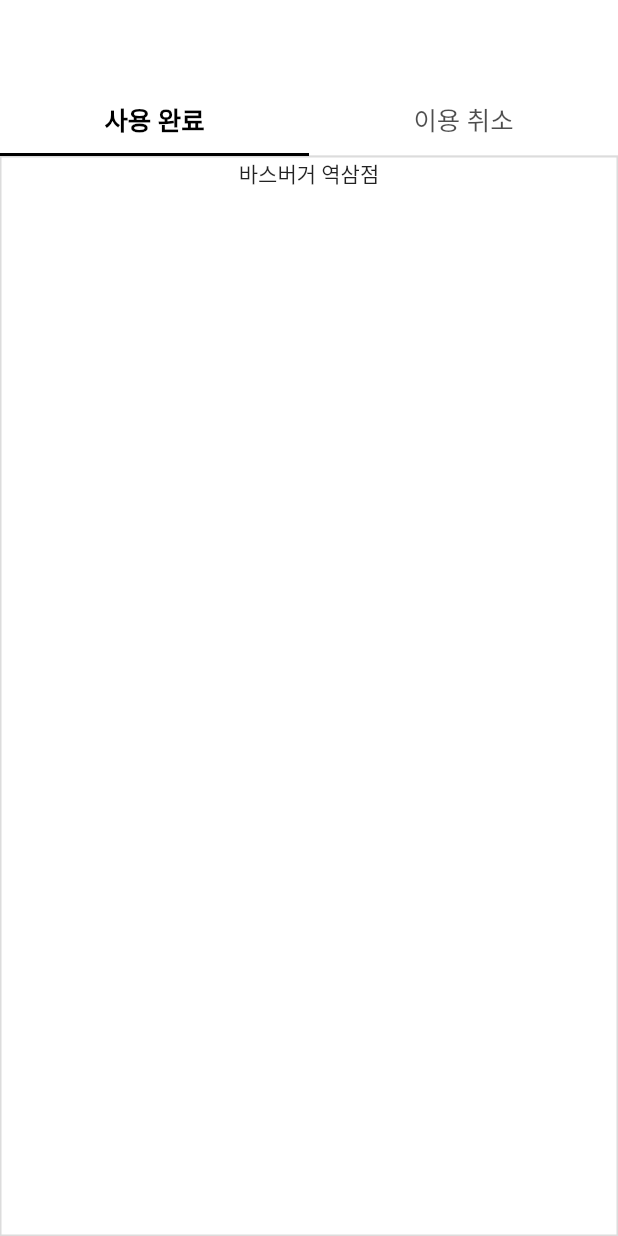
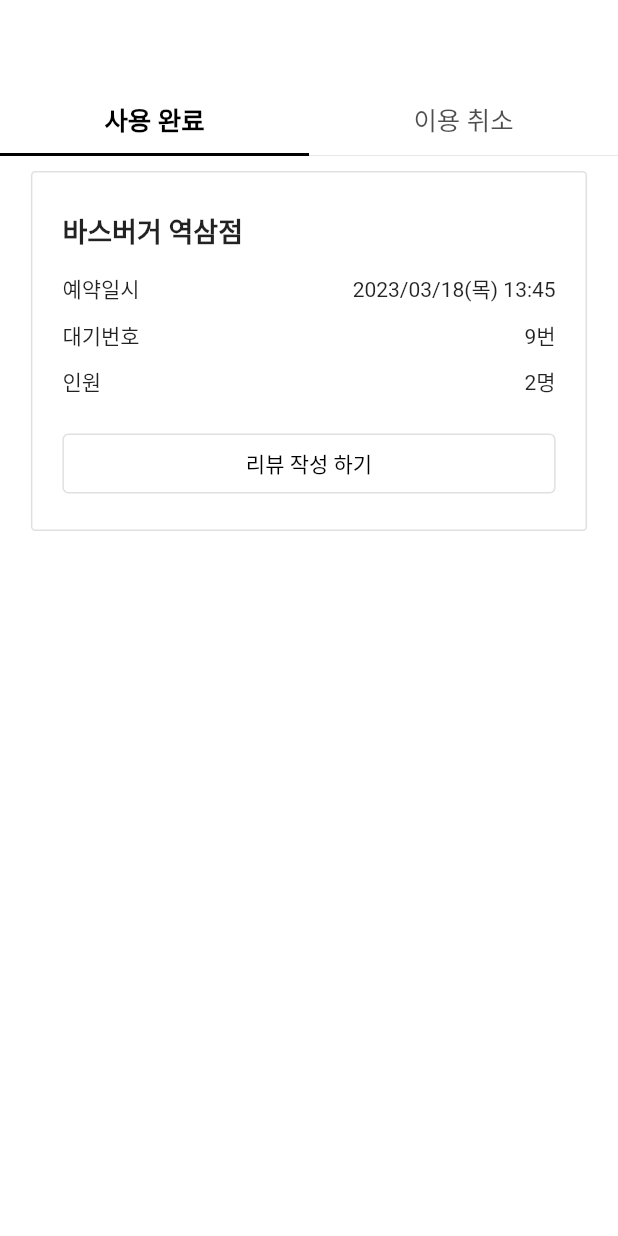
Before and after one commit to SuhyungK/Simollu, a Flutter app: the WaitingRecord screen opened directly, on a phone screen of 412 x 824 dp. Run offline on Flutter 3.47's test engine with Material 2 defaults, Android fonts, the phone set to English and light mode, and no system bars; our stand-ins replace flutter_svg, get.

Commit message:
[FE] feat: 웨이팅 기록 페이지 구현 완료

```diff
--- a/simollu_front/lib/views/waiting_record.dart
+++ b/simollu_front/lib/views/waiting_record.dart
@@ -1,4 +1,5 @@
 import 'package:flutter/material.dart';
+import 'package:simollu_front/widgets/waiting_record_card.dart';
 
 class WaitingRecord extends StatelessWidget {
   const WaitingRecord({Key? key}) : super(key: key);
@@ -46,22 +47,13 @@ class WaitingRecord extends StatelessWidget {
           backgroundColor: Colors.white,
           body: TabBarView(
             children: [
-              Container(
-                width: 100,
-                height: 100,
-                decoration: BoxDecoration(
-                  border: Border.all(
-                    color: Color(0xffc4c4c4).withOpacity(0.6),
-                  ),
-                ),
-                child: Column(
-                  children: [
-                    Text('바스버거 역삼점'),
-                  ],
-                ),
-              )
+              Column(
+                children: [
+                  WaitingRecordcard(),
+                ],
+              ),
             ],
-          ),
+          )
         )
     );
   }
--- /dev/null
+++ b/simollu_front/lib/widgets/waiting_record_card.dart
@@ -0,0 +1,74 @@
+import 'package:flutter/material.dart';
+
+class WaitingRecordcard extends StatefulWidget {
+  const WaitingRecordcard({Key? key}) : super(key: key);
+
+  @override
+  State<WaitingRecordcard> createState() => _WaitingRecordcardState();
+}
+
+class _WaitingRecordcardState extends State<WaitingRecordcard> {
+  @override
+  Widget build(BuildContext context) {
+    return Container(
+      padding: EdgeInsets.all(20.0),
+      margin: EdgeInsets.all(10),
+      width: MediaQuery.of(context).size.width * 0.9,
+      // height: 100,
+      decoration: BoxDecoration(
+          border: Border.all(
+            color: Colors.black12,
+          ),
+          borderRadius: BorderRadius.circular(3)
+      ),
+      child: Column(
+        crossAxisAlignment: CrossAxisAlignment.start,
+        children: [
+          Padding(
+            padding: const EdgeInsets.fromLTRB(0, 5, 0, 10),
+            child: Text(
+              '바스버거 역삼점',
+              style: TextStyle(
+                  fontWeight: FontWeight.bold,
+                  fontSize: 18
+              ),
+            ),
+          ),
+          _buildPadding("예약일시", "2023/03/18(목) 13:45"),
+          _buildPadding("대기번호", "9번"),
+          _buildPadding("인원", "2명"),
+          Padding(
+            padding: const EdgeInsets.fromLTRB(0, 15, 0, 0),
+            child: Center(
+              child: OutlinedButton(
+                  style: OutlinedButton.styleFrom(
+                    fixedSize: Size(
+                      MediaQuery.of(context).size.width * 0.95,
+                      40
+                    ),
+                    primary: Colors.black,
+                  ),
+                  onPressed: () {},
+                  child: Text('리뷰 작성 하기')
+              ),
+            ),
+          )
+        ],
+      ),
+    );
+  }
+
+  Widget _buildPadding(String label, String value) {
+
+    return Padding(
+          padding: const EdgeInsets.fromLTRB(0, 5, 0, 5),
+          child: Row(
+            mainAxisAlignment: MainAxisAlignment.spaceBetween,
+            children: [
+              Text(label),
+              Text(value)
+            ],
+          ),
+        );
+  }
+}
```
